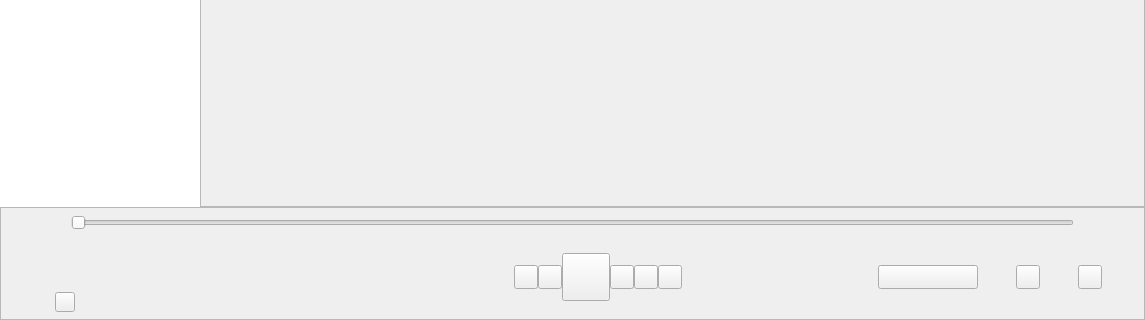
First picture: the form in src/xamp/xamp.ui, repository billlin0904/xamp2, before the edit; both pictures show x 0 to 1145 and y 338 to 658 of the 1145 by 658 pixel window.
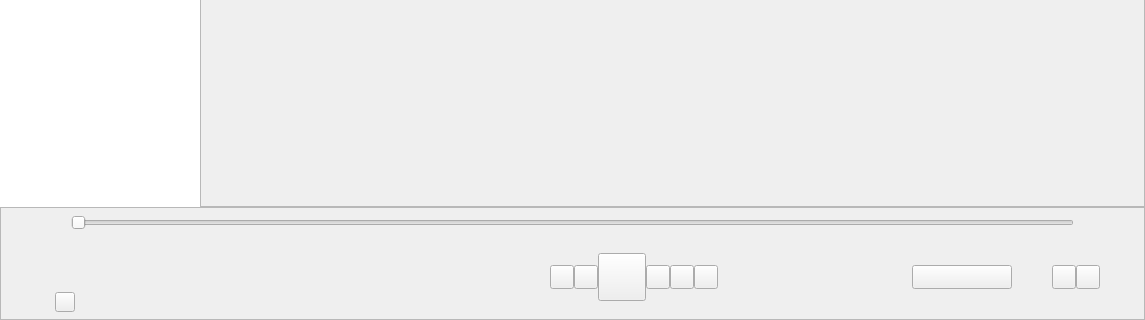
Second picture: the form after the edit. Custom widgets are drawn as their Qt base class.

Diff of the .ui file:
```diff
--- a/src/xamp/xamp.ui
+++ b/src/xamp/xamp.ui
@@ -1025,47 +1025,6 @@
           </spacer>
          </item>
          <item>
-          <widget class="QFrame" name="volumeFrame">
-           <property name="minimumSize">
-            <size>
-             <width>300</width>
-             <height>0</height>
-            </size>
-           </property>
-           <property name="maximumSize">
-            <size>
-             <width>300</width>
-             <height>16777215</height>
-            </size>
-           </property>
-           <property name="frameShape">
-            <enum>QFrame::NoFrame</enum>
-           </property>
-           <property name="frameShadow">
-            <enum>QFrame::Raised</enum>
-           </property>
-           <layout class="QVBoxLayout" name="verticalLayout_4">
-            <property name="spacing">
-             <number>0</number>
-            </property>
-            <property name="leftMargin">
-             <number>0</number>
-            </property>
-            <property name="topMargin">
-             <number>0</number>
-            </property>
-            <property name="rightMargin">
-             <number>0</number>
-            </property>
-            <property name="bottomMargin">
-             <number>0</number>
-            </property>
-            <item>
-             <layout class="QHBoxLayout" name="horizontalLayout_3">
-              <property name="spacing">
-               <number>0</number>
-              </property>
-              <item>
                <widget class="QToolButton" name="bitPerfectButton">
                 <property name="minimumSize">
                  <size>
@@ -1081,6 +1040,22 @@
                 </property>
                </widget>
               </item>
+         <item>
+          <spacer name="horizontalSpacer_9">
+           <property name="orientation">
+            <enum>Qt::Horizontal</enum>
+           </property>
+           <property name="sizeType">
+            <enum>QSizePolicy::Fixed</enum>
+           </property>
+           <property name="sizeHint" stdset="0">
+            <size>
+             <width>40</width>
+             <height>20</height>
+            </size>
+           </property>
+          </spacer>
+         </item>
               <item>
                <widget class="QToolButton" name="selectDeviceButton">
                 <property name="minimumSize">
@@ -1089,9 +1064,21 @@
                   <height>24</height>
                  </size>
                 </property>
+           <property name="maximumSize">
+            <size>
+             <width>24</width>
+             <height>24</height>
+            </size>
+           </property>
                 <property name="text">
                  <string/>
                 </property>
+           <property name="iconSize">
+            <size>
+             <width>24</width>
+             <height>24</height>
+            </size>
+           </property>
                 <property name="popupMode">
                  <enum>QToolButton::InstantPopup</enum>
                 </property>
@@ -1117,12 +1104,29 @@
                 <property name="text">
                  <string/>
                 </property>
-               </widget>
-              </item>
-             </layout>
-            </item>
-           </layout>
-          </widget>
+           <property name="iconSize">
+            <size>
+             <width>24</width>
+             <height>24</height>
+            </size>
+           </property>
+          </widget>
+         </item>
+         <item>
+          <spacer name="horizontalSpacer_10">
+           <property name="orientation">
+            <enum>Qt::Horizontal</enum>
+           </property>
+           <property name="sizeType">
+            <enum>QSizePolicy::Fixed</enum>
+           </property>
+           <property name="sizeHint" stdset="0">
+            <size>
+             <width>40</width>
+             <height>20</height>
+            </size>
+           </property>
+          </spacer>
          </item>
         </layout>
        </widget>
```
Lines whose indentation alone changed are shown as unchanged.
